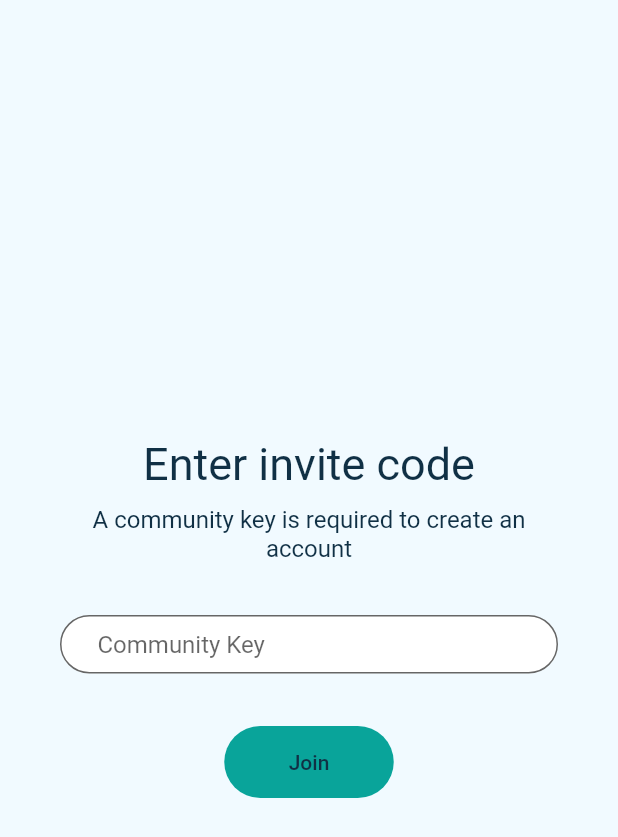
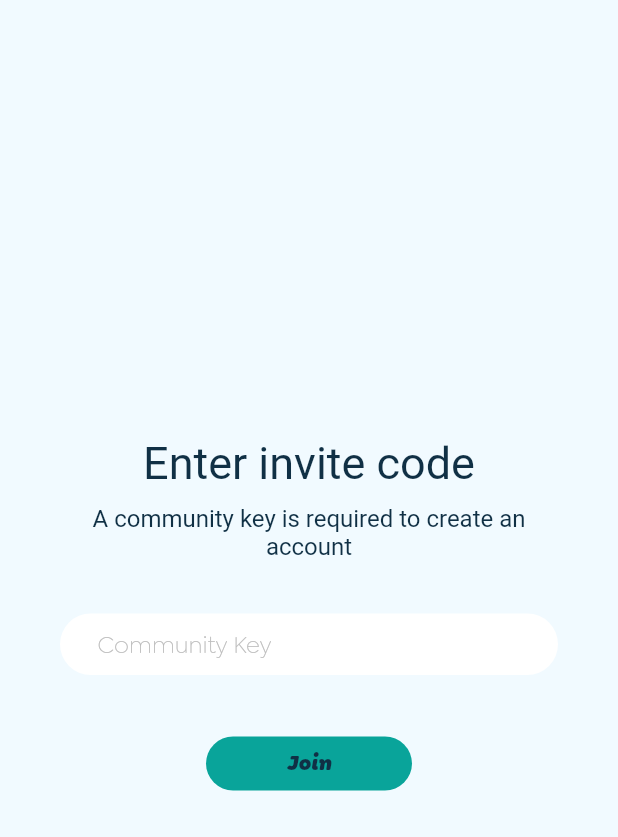
Before and after one commit to jaypatvin/lokalapp-mobile, a Flutter app: the InvitePage screen opened directly, on a phone screen of 412 x 824 dp. Shown: the top 837 px of the screen. Run offline on Flutter 3.47's test engine with Material 2 defaults, Android fonts, the light colour scheme and no system bars; our stand-ins replace carousel_slider.

Commit message:
modified invite page screen and components

```diff
--- a/lib/screens/invite_page.dart
+++ b/lib/screens/invite_page.dart
@@ -1,8 +1,6 @@
 import 'package:flutter/material.dart';
 import 'package:lokalapp/utils/themes.dart';
-import 'package:lokalapp/widgets/modal_text_field.dart';
 import 'package:lokalapp/widgets/rounded_button.dart';
-import 'package:lokalapp/widgets/rounded_text_field.dart';
 
 class InvitePage extends StatefulWidget {
   @override
@@ -10,13 +8,33 @@ class InvitePage extends StatefulWidget {
 }
 
 class _InvitePageState extends State<InvitePage> {
-  bool _isTextFieldVisible = true;
-
-  void toggleTextFieldVisibility() {
-    setState(() {
-      _isTextFieldVisible = !_isTextFieldVisible;
-    });
-  }
+  InputDecoration _kInputDecoration = const InputDecoration(
+    filled: true,
+    isDense: true,
+    enabledBorder: const OutlineInputBorder(
+      borderRadius: const BorderRadius.all(
+        Radius.circular(30.0),
+      ),
+      borderSide: const BorderSide(color: Colors.transparent),
+    ),
+    contentPadding: const EdgeInsets.symmetric(
+      horizontal: 25,
+      vertical: 10,
+    ),
+    hintStyle: TextStyle(
+      color: Color(0xFFBDBDBD),
+      fontFamily: "Goldplay",
+      fontWeight: FontWeight.normal,
+    ),
+    alignLabelWithHint: true,
+    border: const OutlineInputBorder(
+      borderRadius: const BorderRadius.all(
+        Radius.circular(
+          30.0,
+        ),
+      ),
+    ),
+  );
 
   @override
   Widget build(BuildContext context) {
@@ -52,33 +70,23 @@ class _InvitePageState extends State<InvitePage> {
               SizedBox(
                 height: 35.0,
               ),
-              Visibility(
-                visible: _isTextFieldVisible,
-                child: RoundedTextField(
+              TextField(
+                onTap: () {},
+                style: TextStyle(
+                  fontFamily: "Goldplay",
+                  fontWeight: FontWeight.bold,
+                ),
+                decoration: _kInputDecoration.copyWith(
                   hintText: "Community Key",
-                  onTap: () {
-                    toggleTextFieldVisibility();
-                    showModalBottomSheet(
-                      barrierColor: Colors.black.withAlpha(1),
-                      backgroundColor: Colors.transparent,
-                      context: context,
-                      builder: (context) => ModalTextField(
-                        hintText: "Community Key",
-                        onPressed: toggleTextFieldVisibility,
-                      ),
-                    ).whenComplete(toggleTextFieldVisibility);
-                  },
+                  fillColor: Colors.white,
                 ),
               ),
               SizedBox(
                 height: 35.0,
               ),
-              Visibility(
-                visible: _isTextFieldVisible,
-                child: RoundedButton(
-                  label: "Join",
-                  onPressed: () {},
-                ),
+              RoundedButton(
+                label: "Join",
+                onPressed: () {},
               ),
             ],
           ),
--- a/lib/widgets/rounded_button.dart
+++ b/lib/widgets/rounded_button.dart
@@ -1,29 +1,28 @@
-
+import 'package:flutter/material.dart';
 import 'package:lokalapp/utils/themes.dart';
 
 class RoundedButton extends StatelessWidget {
   final String label;
   final Function onPressed;
-  final double minWidth;
 
-  RoundedButton({this.label, this.onPressed, this.minWidth = 113.0});
+  RoundedButton({this.label, this.onPressed});
 
   @override
   Widget build(BuildContext context) {
-    return Padding(
-      padding: EdgeInsets.symmetric(horizontal: 16.0),
-      child: Material(
-        color: kTealColor,
+    return FlatButton(
+      onPressed: onPressed,
+      color: kTealColor,
+      shape: RoundedRectangleBorder(
         borderRadius: BorderRadius.circular(30.0),
-        child: MaterialButton(
-          onPressed: this.onPressed,
-          minWidth: this.minWidth,
-          child: Text(
-            this.label,
-            style: TextStyle(
-              color: kNavyColor,
-            ),
-          ),
+      ),
+      minWidth: MediaQuery.of(context).size.width / 3,
+      child: Text(
+        this.label,
+        style: TextStyle(
+          color: kNavyColor,
+          fontFamily: "Goldplay",
+          fontWeight: FontWeight.w800,
+          fontSize: 14.0,
         ),
       ),
     );
--- a/lib/widgets/rounded_text_field.dart
+++ /dev/null
@@ -1,40 +0,0 @@
-import 'package:flutter/material.dart';
-
-class RoundedTextField extends StatefulWidget {
-  final String hintText;
-  final Function onTap;
-  RoundedTextField({this.hintText, this.onTap});
-  @override
-  _RoundedTextFieldState createState() => _RoundedTextFieldState();
-}
-
-class _RoundedTextFieldState extends State<RoundedTextField> {
-  String inputValue;
-  @override
-  Widget build(BuildContext context) {
-    return Container(
-      //padding: EdgeInsets.all(40.0),
-      child: TextField(
-        onTap: widget.onTap,
-        decoration: InputDecoration(
-          fillColor: Colors.white,
-          filled: true,
-          isDense: true,
-          contentPadding: const EdgeInsets.symmetric(
-            horizontal: 25,
-            vertical: 10,
-          ),
-          hintText: widget.hintText,
-          alignLabelWithHint: true,
-          border: const OutlineInputBorder(
-            borderRadius: const BorderRadius.all(
-              Radius.circular(
-                30.0,
-              ),
-            ),
-          ),
-        ),
-      ),
-    );
-  }
-}
```
Also changed, not shown: lib/widgets/modal_text_field.dart (deleted, +0 -62 lines).
